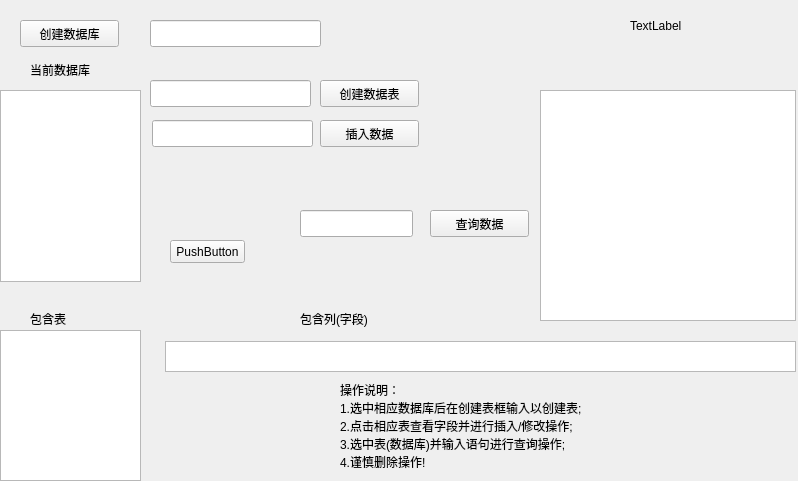
The window that model/datacenter.ui (GreenOrangeTechnology/lezhiServer) describes before a commit, drawn with Qt 5.
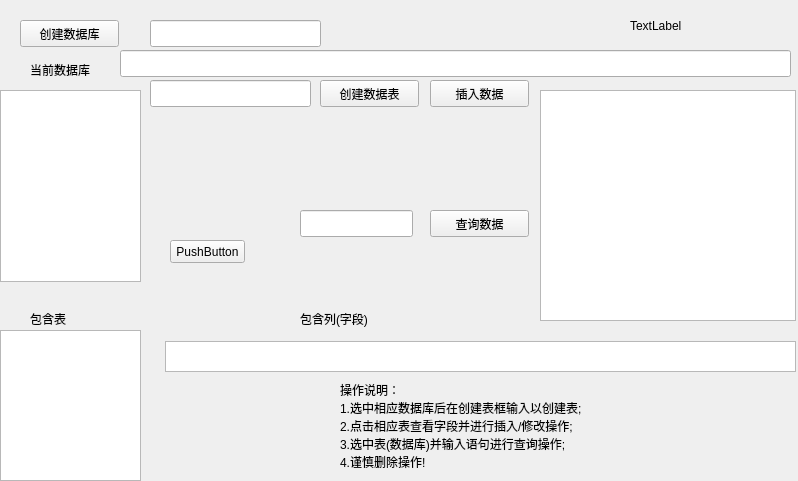
The same window after the commit.

```diff
--- a/model/datacenter.ui
+++ b/model/datacenter.ui
@@ -55,8 +55,8 @@
   <widget class="QPushButton" name="insertData">
    <property name="geometry">
     <rect>
-     <x>320</x>
-     <y>120</y>
+     <x>430</x>
+     <y>80</y>
      <width>99</width>
      <height>27</height>
     </rect>
@@ -88,9 +88,9 @@
   <widget class="QLineEdit" name="insertEdit">
    <property name="geometry">
     <rect>
-     <x>152</x>
-     <y>120</y>
-     <width>161</width>
+     <x>120</x>
+     <y>50</y>
+     <width>671</width>
      <height>27</height>
     </rect>
    </property>
```
